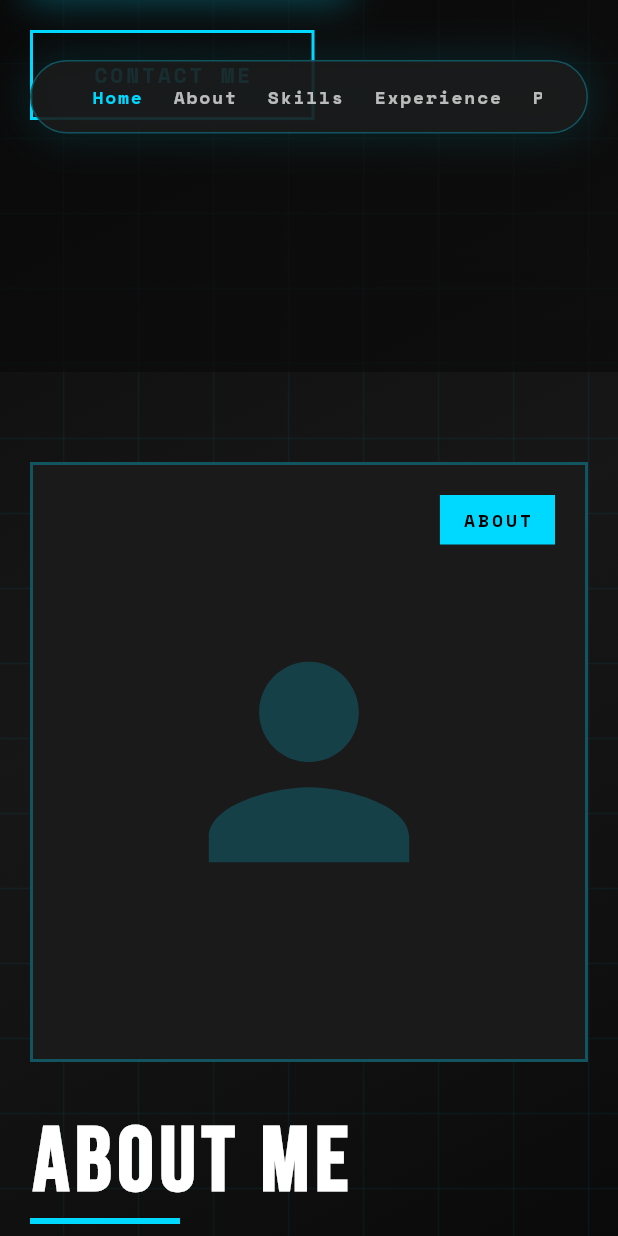
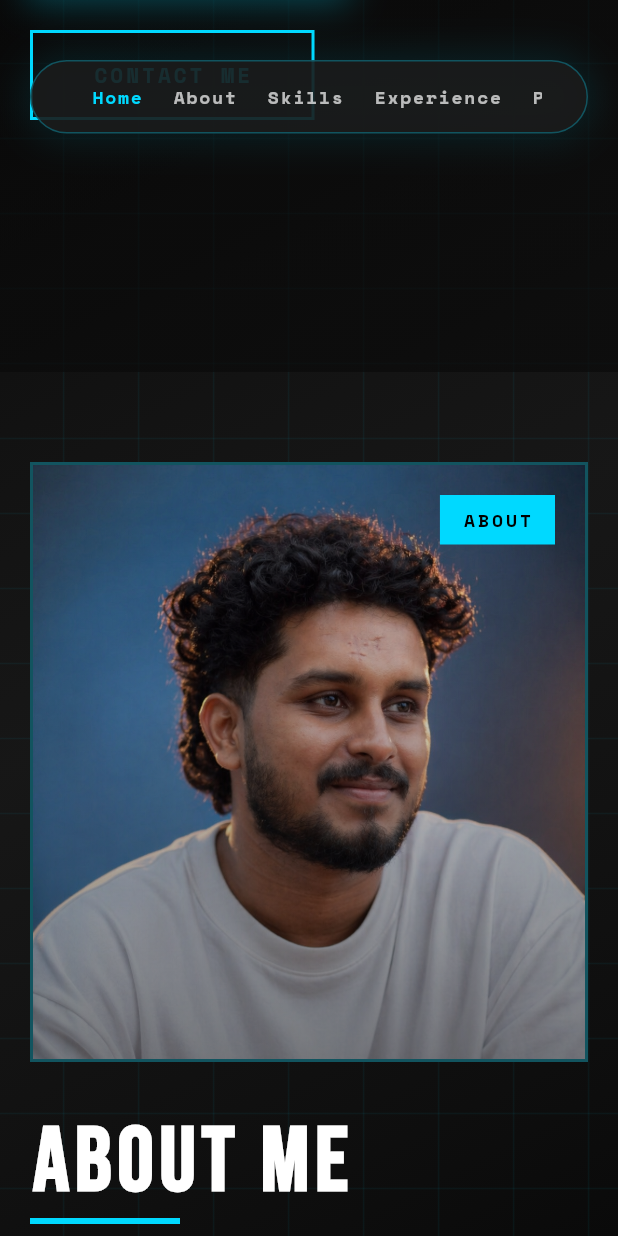
Before and after one commit to Udhaya-chandran/akshy_portfolio, a Flutter app: the screen it shows after launch, scrolled down 576 dp, on a phone screen of 412 x 824 dp. Run offline on Flutter 3.47's test engine with Material 3 defaults, Android fonts, the phone set to English and light mode, and no system bars; our stand-ins replace google_fonts, video_player, visibility_detector.

Commit message:
changed the about picture

```diff
--- a/lib/main.dart
+++ b/lib/main.dart
@@ -655,11 +655,35 @@ class _PortfolioHomePageState extends State<PortfolioHomePage>
                     ),
                     child: Stack(
                       children: [
-                        Center(
-                          child: Icon(
-                            Icons.person,
-                            size: 200,
-                            color: const Color(0xFF00D9FF).withOpacity(0.2),
+                        Positioned.fill(
+                          child: Image.asset(
+                            'assets/profile_3.png',
+                            fit: BoxFit.cover,
+                            alignment: Alignment.topCenter,
+                            errorBuilder: (context, error, stackTrace) {
+                              return Center(
+                                child: Icon(
+                                  Icons.person,
+                                  size: 200,
+                                  color: const Color(0xFF00D9FF).withOpacity(0.2),
+                                ),
+                              );
+                            },
+                          ),
+                        ),
+                        // Cinematic Overlay
+                        Positioned.fill(
+                          child: Container(
+                            decoration: BoxDecoration(
+                              gradient: LinearGradient(
+                                begin: Alignment.topCenter,
+                                end: Alignment.bottomCenter,
+                                colors: [
+                                  Colors.transparent,
+                                  const Color(0xFF0A0A0A).withOpacity(0.5),
+                                ],
+                              ),
+                            ),
                           ),
                         ),
                         Positioned(
```
Also changed, not shown: assets/profile_1.png (added), assets/profile_2.png (added), assets/profile_3.png (added).
